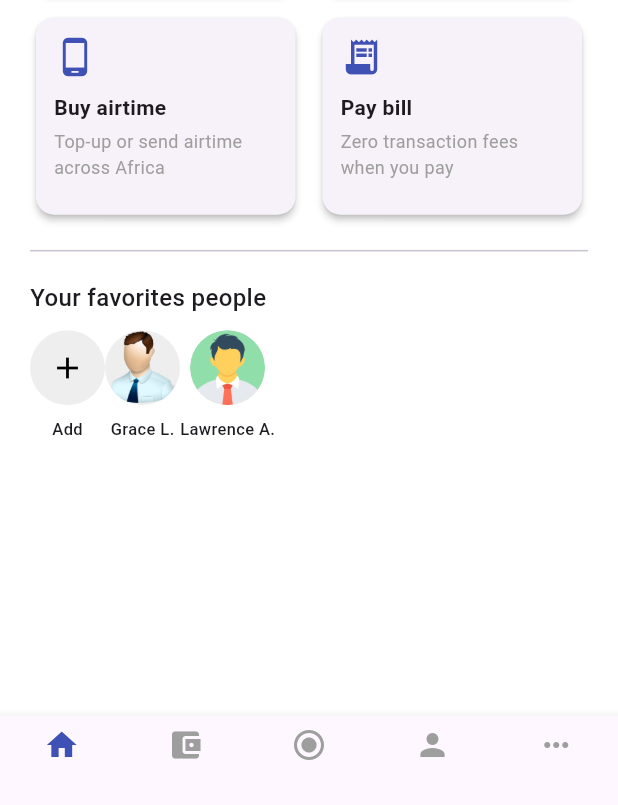
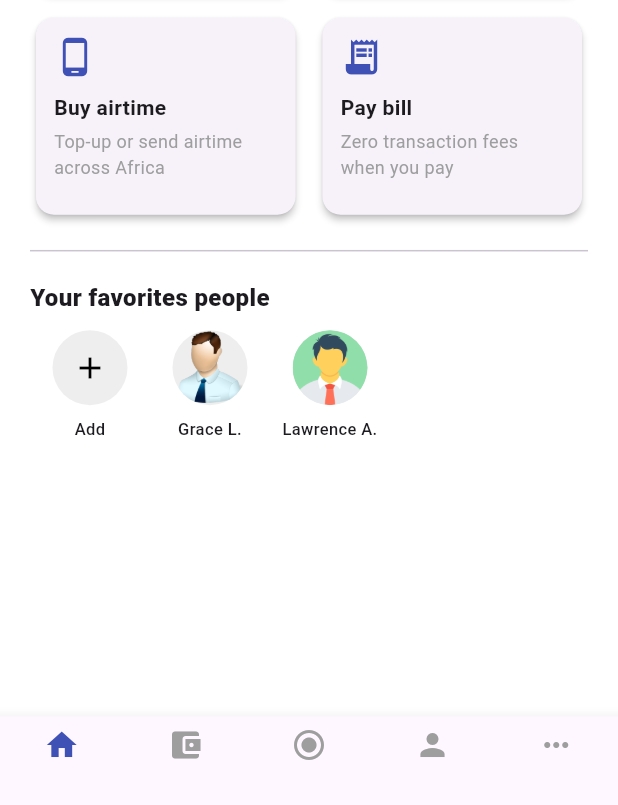
Before and after one commit to Isuru49/Flutter_Wallet_App_UI, a Flutter app: the screen it shows after launch, on a phone screen of 412 x 824 dp, the part 431-1236 px from its top. Run offline on Flutter 3.47's test engine with Material 3 defaults, Android fonts, the phone set to English and light mode, and no system bars.

Commit message:
fix UI issues

```diff
--- a/lib/screens/home_screen.dart
+++ b/lib/screens/home_screen.dart
@@ -19,9 +19,7 @@ class HomeScreen extends StatelessWidget {
           children: [
             Expanded(
               child: SingleChildScrollView(
-                padding: const EdgeInsets.only(
-                  bottom: 24.0,
-                ), // Extra bottom padding
+                padding: const EdgeInsets.only(bottom: 24.0),
                 child: Padding(
                   padding: const EdgeInsets.symmetric(horizontal: 20.0),
                   child: Column(
@@ -93,7 +91,7 @@ class HomeScreen extends StatelessWidget {
                         'Your favorites people',
                         style: TextStyle(
                           fontSize: 16,
-                          fontWeight: FontWeight.w500,
+                          fontWeight: FontWeight.w800,
                         ),
                       ),
                       const SizedBox(height: 10),
@@ -101,20 +99,35 @@ class HomeScreen extends StatelessWidget {
                         height: 50,
                         child: ListView(
                           scrollDirection: Axis.horizontal,
-                          children: const [
-                            FavoriteUserAvatar(label: 'Add', isAdd: true),
-                            FavoriteUserAvatar(
-                              label: 'Grace L.',
-                              imagePath: 'assets/images/user1.png',
+                          children: [
+                            SizedBox(
+                              // Increased width for "Add" button
+                              width: 80, // Adjust as needed
+                              child: const FavoriteUserAvatar(
+                                label: 'Add',
+                                isAdd: true,
+                              ),
                             ),
-                            FavoriteUserAvatar(
-                              label: 'Lawrence A.',
-                              imagePath: 'assets/images/user2.png',
+                            SizedBox(
+                              // Increased width for "Grace L."
+                              width: 80, // Adjust as needed
+                              child: const FavoriteUserAvatar(
+                                label: 'Grace L.',
+                                imagePath: 'assets/images/user1.png',
+                              ),
+                            ),
+                            SizedBox(
+                              // Increased width for "Lawrence A."
+                              width: 80, // Adjust as needed
+                              child: const FavoriteUserAvatar(
+                                label: 'Lawrence A.',
+                                imagePath: 'assets/images/user2.png',
+                              ),
                             ),
                           ],
                         ),
                       ),
-                      const SizedBox(height: 32), // Extra space at the bottom
+                      const SizedBox(height: 22),
                     ],
                   ),
                 ),
```
